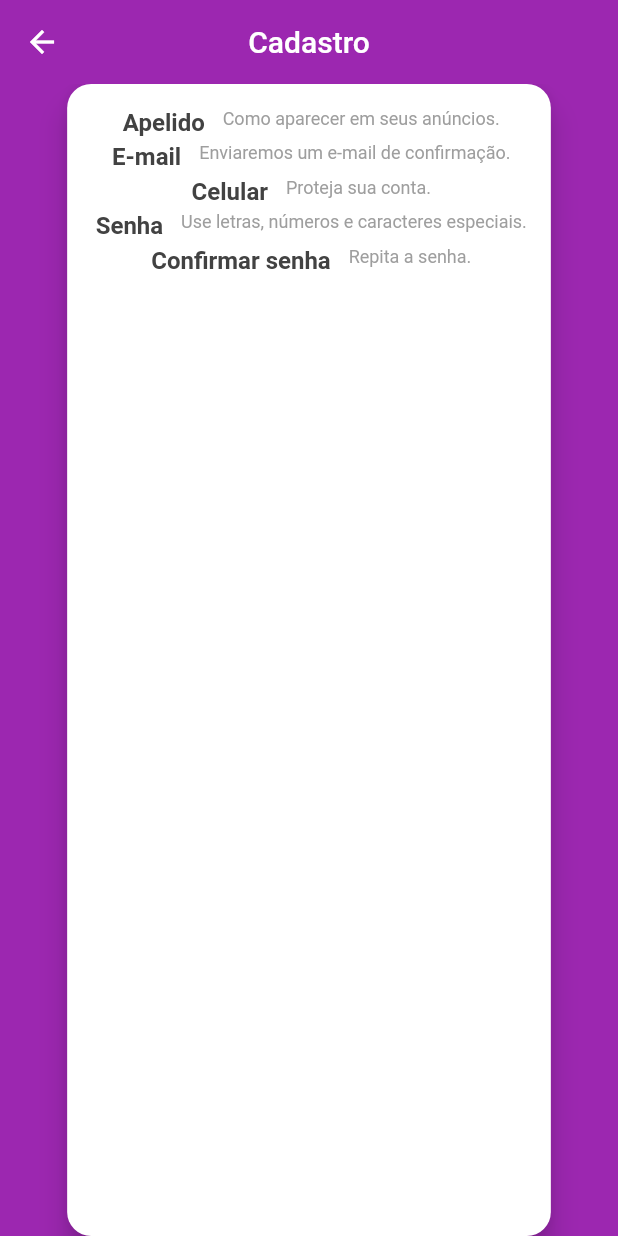
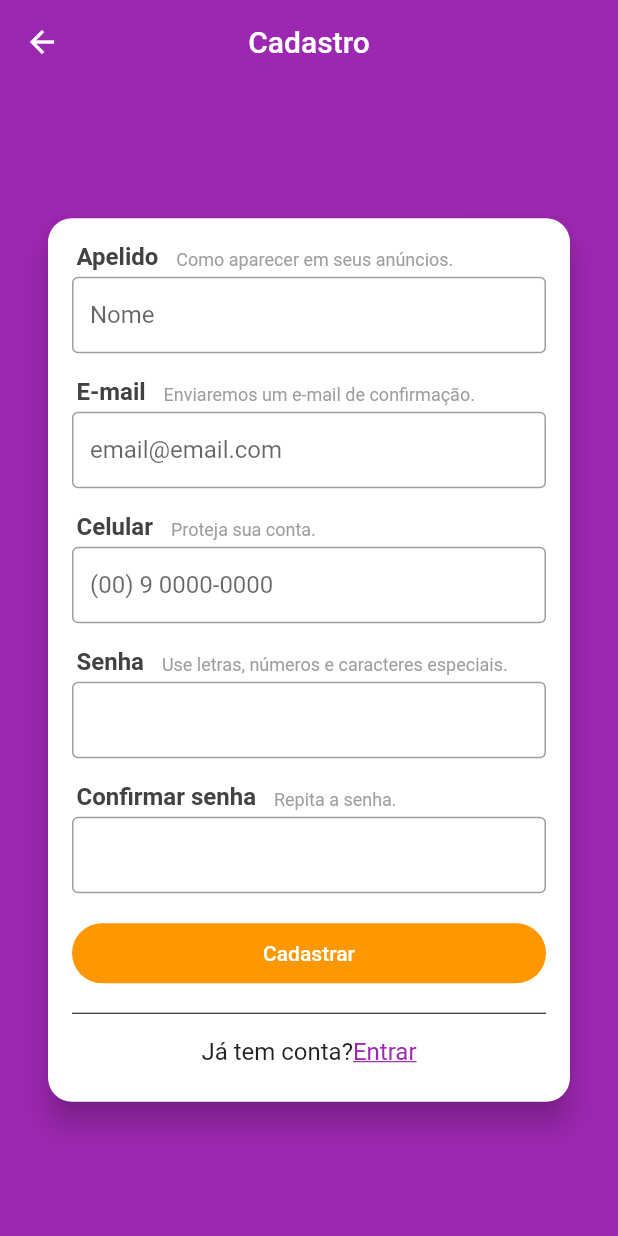
Before and after one commit to Mjsilva7/mobX, a Flutter app: the SignUpScreen screen opened directly, on a phone screen of 412 x 824 dp. Run offline on Flutter 3.47's test engine with Material 2 defaults, Android fonts, the phone set to English and light mode, and no system bars; our stand-ins replace brasil_fields, get_it, mobx, parse_server_sdk_flutter; generated files the repository leaves out were written again.

Commit message:
Novas implementações
signup concluido

```diff
--- a/xlomobX/lib/screens/signup/components/field_title.dart
+++ b/xlomobX/lib/screens/signup/components/field_title.dart
@@ -11,6 +11,7 @@ class FieldTitle extends StatelessWidget {
     return Padding(
       padding: const EdgeInsets.only(left: 3, bottom: 4),
       child: Wrap(
+        crossAxisAlignment: WrapCrossAlignment.end,
         children: [
           Text('$title   ',
               style: TextStyle(
--- a/xlomobX/lib/screens/signup/signup_screen.dart
+++ b/xlomobX/lib/screens/signup/signup_screen.dart
@@ -1,4 +1,6 @@
+import 'package:brasil_fields/brasil_fields.dart';
 import 'package:flutter/material.dart';
+import 'package:flutter/services.dart';
 import 'package:xlomobX/screens/signup/components/field_title.dart';
 
 class SignUpScreen extends StatelessWidget {
@@ -11,6 +13,7 @@ class SignUpScreen extends StatelessWidget {
         ),
         body: Container(
           alignment: Alignment.center,
+          child: SingleChildScrollView(
             child: Card(
               margin: const EdgeInsets.symmetric(horizontal: 32),
               shape: RoundedRectangleBorder(
@@ -20,20 +23,115 @@ class SignUpScreen extends StatelessWidget {
               child: Padding(
                 padding: const EdgeInsets.all(16),
                 child: Column(
+                  crossAxisAlignment: CrossAxisAlignment.stretch,
+                  mainAxisSize: MainAxisSize.min,
                   children: [
                     FieldTitle(
                       title: 'Apelido',
-                      subtitle: 'Como aparecer em seus anúncios.'),
+                      subtitle: 'Como aparecer em seus anúncios.',
+                    ),
+                    TextField(
+                      decoration: InputDecoration(
+                        border: OutlineInputBorder(),
+                        hintText: 'Nome',
+                        isDense: true,
+                      ),
+                    ),
+                    const SizedBox(height: 16),
                     FieldTitle(
                       title: 'E-mail',
-                      subtitle: 'Enviaremos um e-mail de confirmação.'),
-                  FieldTitle(title: 'Celular', subtitle: 'Proteja sua conta.'),
+                      subtitle: 'Enviaremos um e-mail de confirmação.',
+                    ),
+                    TextField(
+                      decoration: InputDecoration(
+                        border: OutlineInputBorder(),
+                        hintText: 'email@email.com',
+                        isDense: true,
+                      ),
+                      keyboardType: TextInputType.emailAddress,
+                      autocorrect: false,
+                    ),
+                    const SizedBox(height: 16),
+                    FieldTitle(
+                      title: 'Celular',
+                      subtitle: 'Proteja sua conta.',
+                    ),
+                    TextField(
+                      decoration: InputDecoration(
+                        border: OutlineInputBorder(),
+                        hintText: '(00) 9 0000-0000',
+                        isDense: true,
+                      ),
+                      keyboardType: TextInputType.phone,
+                      inputFormatters: [
+                        FilteringTextInputFormatter.digitsOnly,
+                        TelefoneInputFormatter(),
+                      ],
+                    ),
+                    const SizedBox(height: 16),
                     FieldTitle(
                       title: 'Senha',
-                      subtitle: 'Use letras, números e caracteres especiais.'),
+                      subtitle: 'Use letras, números e caracteres especiais.',
+                    ),
+                    TextField(
+                      decoration: InputDecoration(
+                        border: const OutlineInputBorder(),
+                        isDense: true,
+                      ),
+                      obscureText: true,
+                    ),
+                    const SizedBox(height: 16),
                     FieldTitle(
-                      title: 'Confirmar senha', subtitle: 'Repita a senha.'),
+                      title: 'Confirmar senha',
+                      subtitle: 'Repita a senha.',
+                    ),
+                    TextField(
+                      decoration: InputDecoration(
+                        border: const OutlineInputBorder(),
+                        isDense: true,
+                      ),
+                      obscureText: true,
+                    ),
+                    Container(
+                      height: 40,
+                      margin: const EdgeInsets.only(top: 20, bottom: 12),
+                      child: RaisedButton(
+                        color: Colors.orange,
+                        child: Text('Cadastrar'),
+                        textColor: Colors.white,
+                        elevation: 0,
+                        shape: RoundedRectangleBorder(
+                          borderRadius: BorderRadius.circular(20),
+                        ),
+                        onPressed: () {},
+                      ),
+                    ),
+                    Divider(color: Colors.black),
+                    Padding(
+                        padding: const EdgeInsets.symmetric(vertical: 8),
+                        child: Row(
+                          mainAxisAlignment: MainAxisAlignment.center,
+                          children: [
+                            const Text(
+                              'Já tem conta?',
+                              style: TextStyle(fontSize: 16),
+                            ),
+                            GestureDetector(
+                                onTap: () {
+                                  Navigator.of(context).pop();
+                                },
+                                child: Text(
+                                  'Entrar',
+                                  style: TextStyle(
+                                    decoration: TextDecoration.underline,
+                                    color: Colors.purple,
+                                    fontSize: 16,
+                                  ),
+                                )),
                           ],
+                        ))
+                  ],
+                ),
               ),
             ),
           ),
--- a/xlomobX/pubspec.yaml
+++ b/xlomobX/pubspec.yaml
@@ -32,6 +32,7 @@ dependencies:
   mobx: ^1.2.1+2
   flutter_mobx: ^1.1.0+2
   get_it: ^4.0.4
+  brasil_fields: ^0.6.1
 
 dev_dependencies:
   flutter_test:
```
Also changed, not shown: xlomobX/pubspec.lock. Lines whose indentation alone changed are shown as unchanged.
